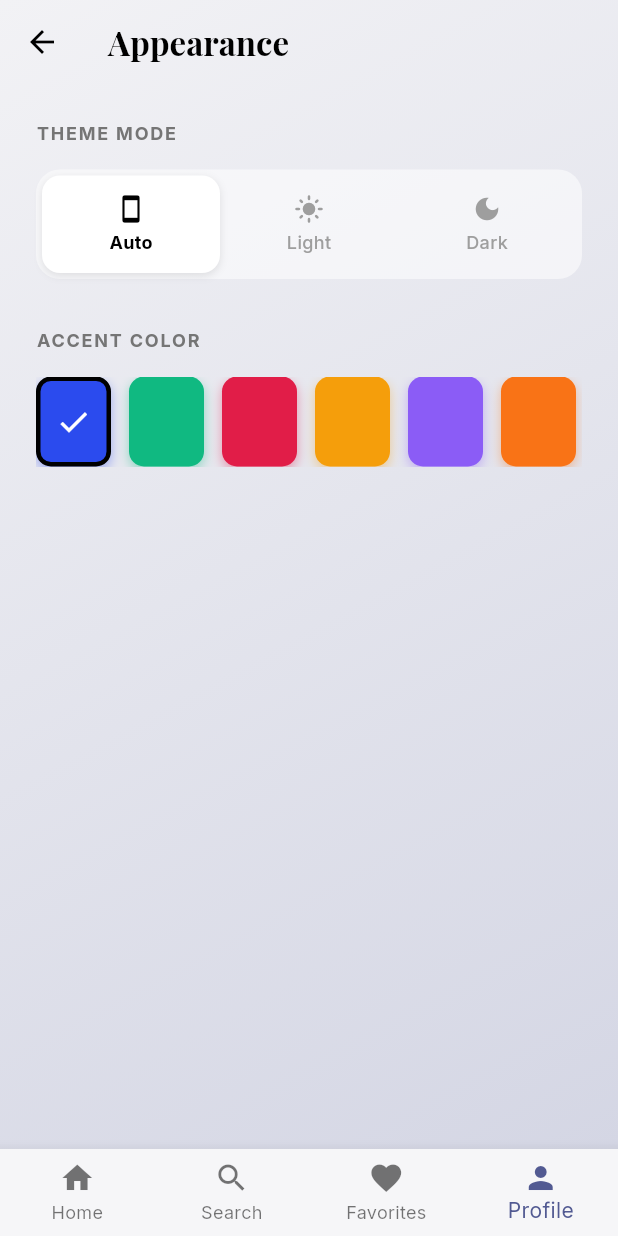
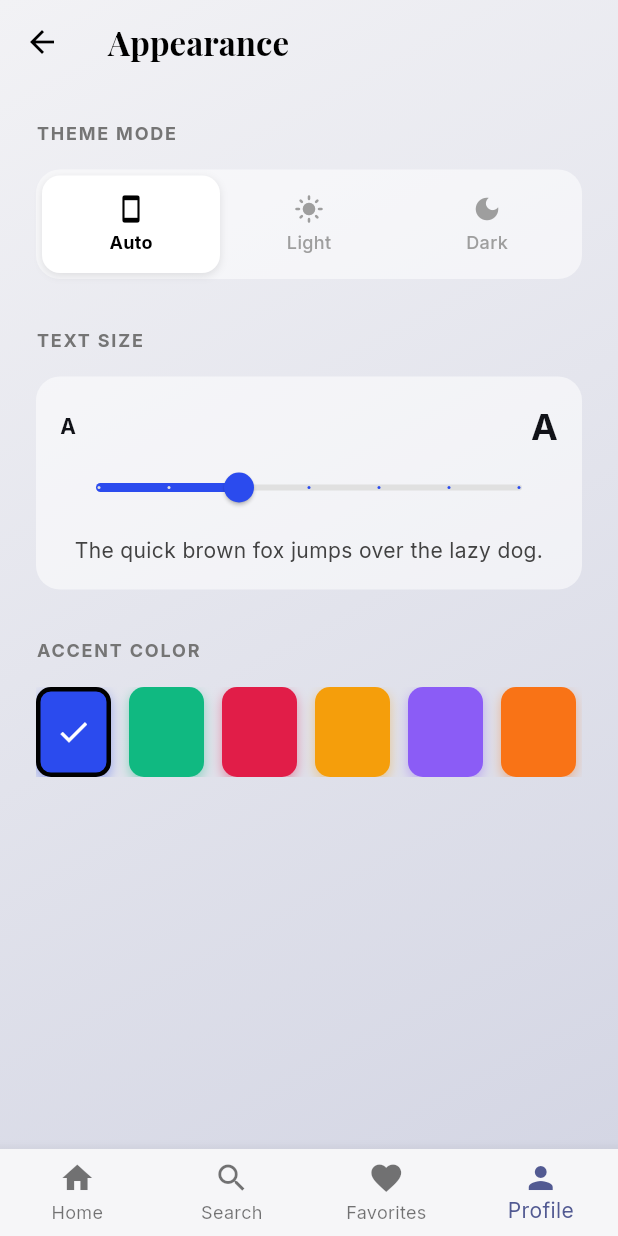
Before and after one commit to IzharK/quote_vault, a Flutter app: the AppearanceScreen screen opened by its route, on a phone screen of 412 x 824 dp. Run offline on Flutter 3.47's test engine with Material 3 defaults, Android fonts, the phone set to English and light mode, and no system bars; our stand-ins replace equatable, go_router, google_fonts, image_picker, share_plus, shared_preferences and 1 more; accounts and stored records are empty.

Commit message:
📝 docs(project): update project documentation and guides   - 【docs】overhaul README.md with project details and quick start   - 【docs】refine architecture and navigation flow documents   - 【docs】add comprehensive setup_guide.md for Supabase config   - 【docs】create features.md manual for functional inventory
✨ feat(settings): implement dynamic text scaling
  - 【feat】add textScaleFactor to ThemeProvider with local persistence
  - 【feat】apply global text scaling via MediaQuery wrapper in app.dart
  - 【feat】introduce font size adjustment slider in appearance UI

```diff
--- a/lib/app.dart
+++ b/lib/app.dart
@@ -67,6 +67,14 @@ class _QuoteVaultAppState extends State<QuoteVaultApp> {
     final themeProvider = context.watch<ThemeProvider>();
 
     return MaterialApp.router(
+      builder: (context, child) {
+        return MediaQuery(
+          data: MediaQuery.of(context).copyWith(
+            textScaler: TextScaler.linear(themeProvider.textScaleFactor),
+          ),
+          child: child!,
+        );
+      },
       title: 'Quote Vault',
       debugShowCheckedModeBanner: false,
       theme: AppTheme.lightTheme(themeProvider.primaryColor),
--- a/lib/core/providers/theme_provider.dart
+++ b/lib/core/providers/theme_provider.dart
@@ -4,14 +4,17 @@ import 'package:shared_preferences/shared_preferences.dart';
 class ThemeProvider extends ChangeNotifier {
   static const String _colorKey = 'theme_color';
   static const String _modeKey = 'theme_mode';
+  static const String _scaleKey = 'text_scale';
   late SharedPreferences _prefs;
 
-  // Default primary color
+  // Default values
   Color _primaryColor = const Color(0xFF2B4BEE);
   ThemeMode _themeMode = ThemeMode.system;
+  double _textScaleFactor = 1.0;
 
   Color get primaryColor => _primaryColor;
   ThemeMode get themeMode => _themeMode;
+  double get textScaleFactor => _textScaleFactor;
 
   ThemeProvider() {
     _loadFromPrefs();
@@ -38,6 +41,12 @@ class ThemeProvider extends ChangeNotifier {
       }
     }
 
+    // Load Text Scale
+    final scale = _prefs.getDouble(_scaleKey);
+    if (scale != null) {
+      _textScaleFactor = scale;
+    }
+
     notifyListeners();
   }
 
@@ -55,4 +64,10 @@ class ThemeProvider extends ChangeNotifier {
     if (mode == ThemeMode.dark) modeStr = 'dark';
     await _prefs.setString(_modeKey, modeStr);
   }
+
+  Future<void> setTextScale(double scale) async {
+    _textScaleFactor = scale;
+    notifyListeners();
+    await _prefs.setDouble(_scaleKey, scale);
+  }
 }
--- a/lib/features/settings/presentation/pages/appearance_screen.dart
+++ b/lib/features/settings/presentation/pages/appearance_screen.dart
@@ -92,6 +92,73 @@ class AppearanceScreen extends StatelessWidget {
                           isSelected: themeProvider.themeMode == ThemeMode.dark,
                           onTap: () =>
                               themeProvider.setThemeMode(ThemeMode.dark),
+                        ),
+                      ],
+                    ),
+                  ),
+                  const SizedBox(height: 32),
+                  Text(
+                    "TEXT SIZE",
+                    style: GoogleFonts.inter(
+                      fontSize: 12,
+                      fontWeight: FontWeight.bold,
+                      letterSpacing: 1.2,
+                      color: isDark ? Colors.grey[400] : Colors.grey[600],
+                    ),
+                  ),
+                  const SizedBox(height: 16),
+                  Container(
+                    padding: const EdgeInsets.symmetric(
+                      horizontal: 16,
+                      vertical: 16,
+                    ),
+                    decoration: BoxDecoration(
+                      color: isDark ? Colors.black26 : Colors.white54,
+                      borderRadius: BorderRadius.circular(16),
+                    ),
+                    child: Column(
+                      children: [
+                        Row(
+                          mainAxisAlignment: MainAxisAlignment.spaceBetween,
+                          children: [
+                            Text(
+                              'A',
+                              style: GoogleFonts.inter(
+                                fontSize: 14,
+                                fontWeight: FontWeight.bold,
+                              ),
+                            ),
+                            Text(
+                              'A',
+                              style: GoogleFonts.inter(
+                                fontSize: 24,
+                                fontWeight: FontWeight.bold,
+                              ),
+                            ),
+                          ],
+                        ),
+                        Slider(
+                          value: themeProvider.textScaleFactor,
+                          min: 0.8,
+                          max: 1.4,
+                          divisions: 6,
+                          label:
+                              "${(themeProvider.textScaleFactor * 100).round()}%",
+                          onChanged: (value) =>
+                              themeProvider.setTextScale(value),
+                          activeColor: themeProvider.primaryColor,
+                          inactiveColor: isDark
+                              ? Colors.grey[800]
+                              : Colors.grey[300],
+                        ),
+                        const SizedBox(height: 8),
+                        Text(
+                          "The quick brown fox jumps over the lazy dog.",
+                          textAlign: TextAlign.center,
+                          style: GoogleFonts.inter(
+                            fontSize: 14,
+                            color: isDark ? Colors.grey[300] : Colors.grey[800],
+                          ),
                         ),
                       ],
                     ),
```
Also changed, not shown: 5 other files.
